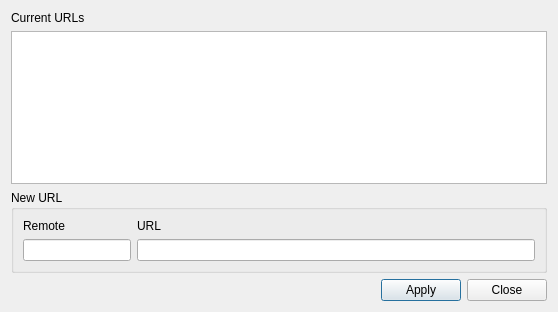
First picture: the form in src/SetRemoteUrlDialog.ui, repository soramimi/Guitar, before the edit.
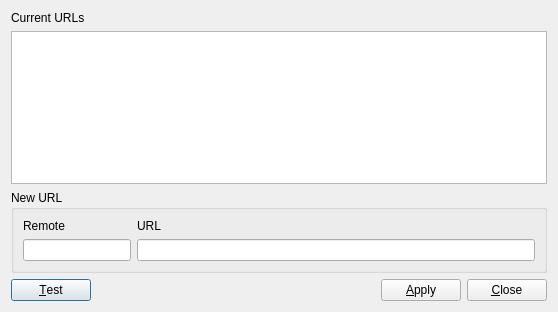
Second picture: the form after the edit.

Commit message: SetRemoteUrlDialog改良

```diff
--- a/src/SetRemoteUrlDialog.ui
+++ b/src/SetRemoteUrlDialog.ui
@@ -66,6 +66,16 @@
    </item>
    <item>
     <layout class="QHBoxLayout" name="horizontalLayout">
+     <item>
+      <widget class="QPushButton" name="pushButton_test">
+       <property name="text">
+        <string>&amp;Test</string>
+       </property>
+       <property name="default">
+        <bool>true</bool>
+       </property>
+      </widget>
+     </item>
      <item>
       <spacer name="horizontalSpacer">
        <property name="orientation">
@@ -82,14 +92,14 @@
      <item>
       <widget class="QPushButton" name="pushButton">
        <property name="text">
-        <string>Apply</string>
+        <string>&amp;Apply</string>
        </property>
       </widget>
      </item>
      <item>
       <widget class="QPushButton" name="pushButton_2">
        <property name="text">
-        <string>Close</string>
+        <string>&amp;Close</string>
        </property>
       </widget>
      </item>
```
Left out of the diff: 17 changed lines with no effect on the pictures. The commit also changes 4 other files.
